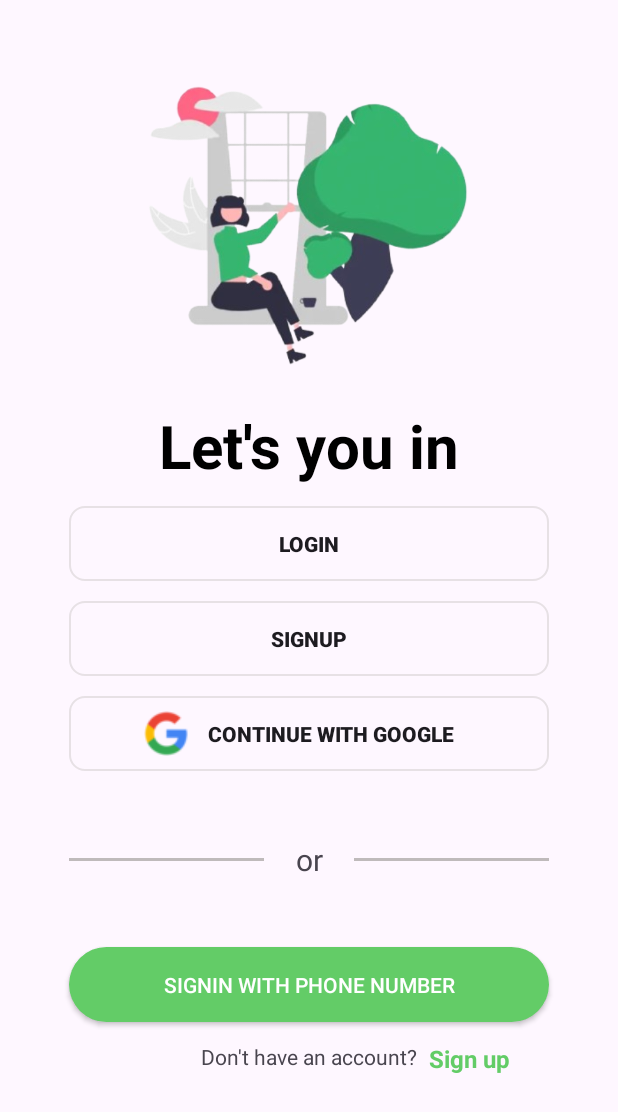
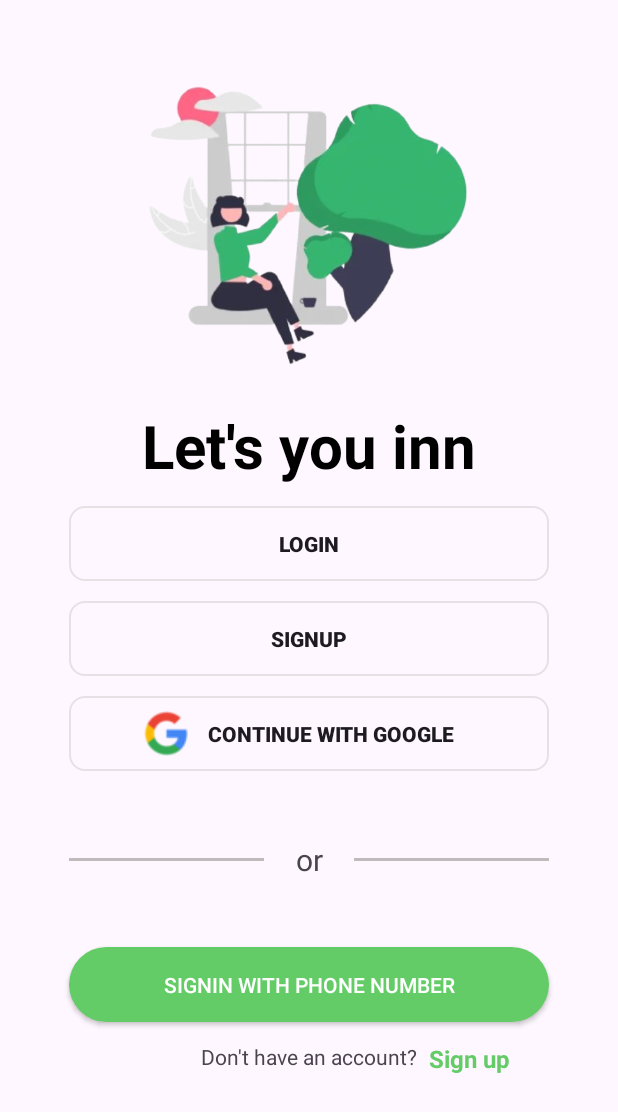
Before and after one commit to BiteCracker/Food-App, an Android app: the login screen opened directly, with no data from a screen before it, on a phone screen of 412 x 824 dp. Shown: the top 1112 px of the screen. Run offline under Robolectric (Android 15) with nearby library versions, the light colour scheme and no system bars.

Commit message:
Demo Change

```diff
--- a/app/src/main/res/layout/activity_login.xml
+++ b/app/src/main/res/layout/activity_login.xml
@@ -19,7 +19,7 @@
         android:id="@+id/textView3"
         android:layout_width="wrap_content"
         android:layout_height="wrap_content"
-        android:text="Let's you in"
+        android:text="Let's you inn"
         android:textColor="@color/black"
         android:textSize="40sp"
         android:textStyle="bold"
```
